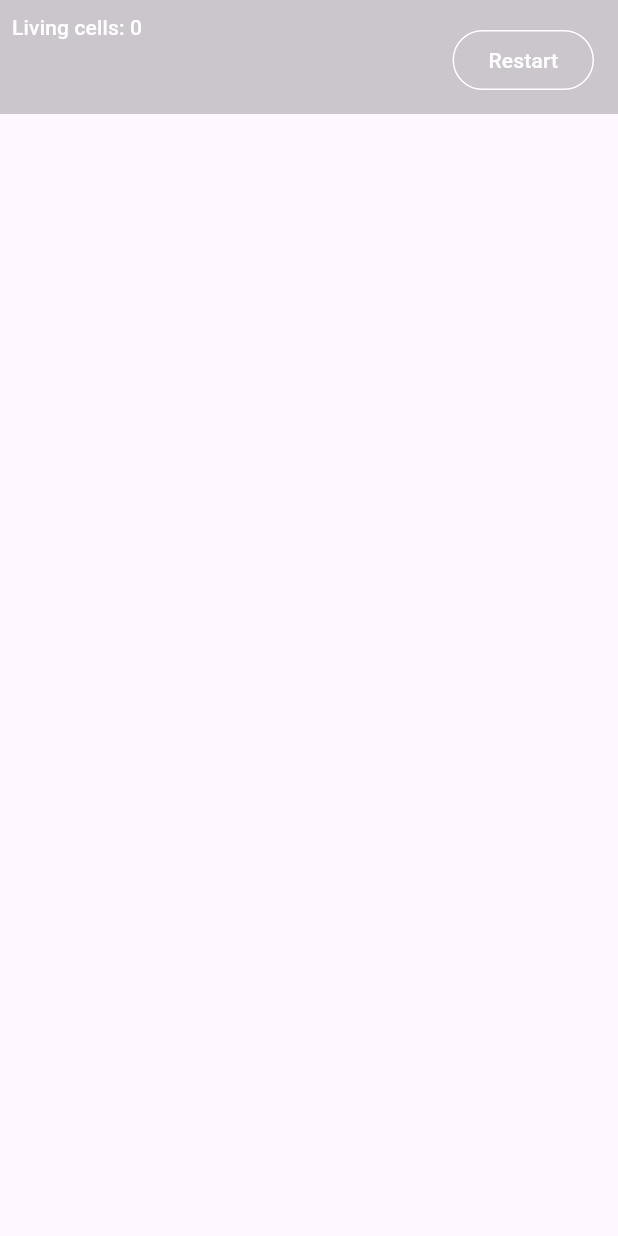
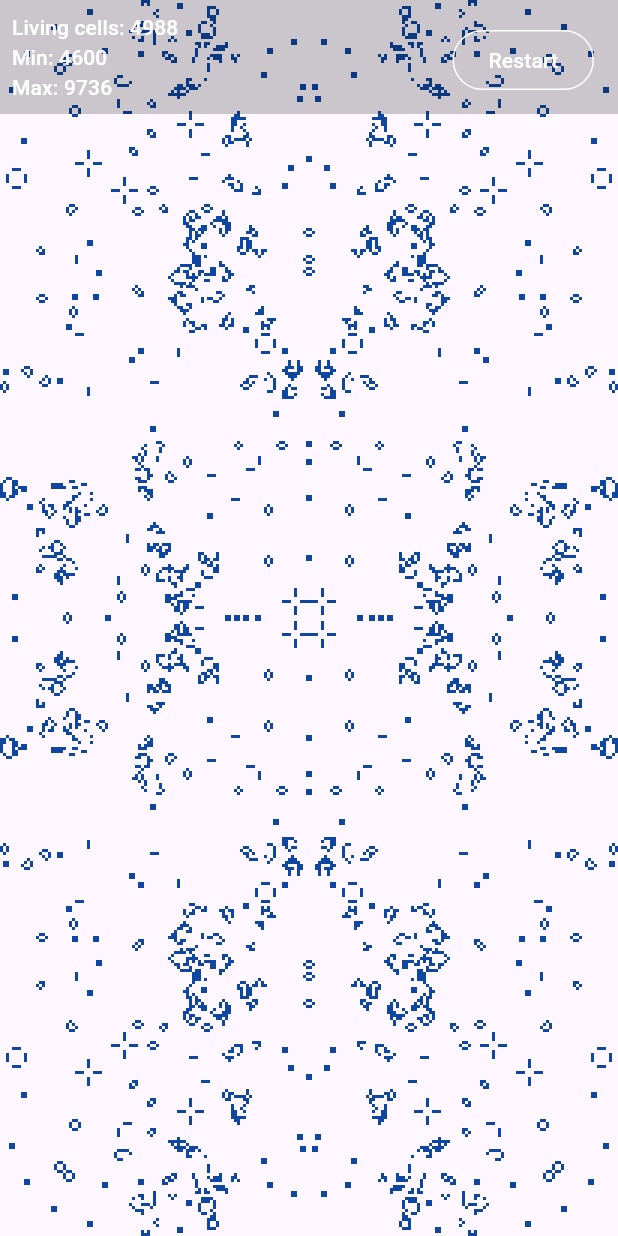
Before and after one commit to adgeg/life, a Flutter app: the screen it shows after launch, on a phone screen of 412 x 824 dp. Run offline on Flutter 3.47's test engine with Material 3 defaults, Android fonts, the phone set to English and light mode, and no system bars; our stand-ins replace equatable.

Commit message:
add other Array2D creations

```diff
--- a/lib/array_2d.dart
+++ b/lib/array_2d.dart
@@ -23,18 +23,23 @@ class Array2D extends Equatable {
     return array2d;
   }
 
-  factory Array2D.fromDataWithEdge(List<String> data, int edge) {
-    final array2d = Array2D(edge, edge);
-    for (var y = 0; y < data.length; y++) {
-      for (var x = 0; x < data[0].length; x++) {
-        array2d.set(x, y, data[y][x] == '1' ? 1 : 0);
-      }
-    }
-    return array2d;
+  factory Array2D.random(int width, int height) {
+    return Array2D._(List.generate(height, (y) => List.generate(width, (x) => Random().nextBool() ? 1 : 0)));
   }
 
-  factory Array2D.random(int width, int height){
-    return Array2D._(List.generate(height, (x) => List.generate(width, (y) => Random().nextBool() ? 1 : 0)));
+  factory Array2D.randomCentered(int width, int height) {
+    final widthThird = width ~/ 3;
+    final heightThird = height ~/ 3;
+
+    return Array2D._(List.generate(height, (y) {
+      if (y > heightThird && y < 2 * heightThird) {
+        return List.generate(width, (x) {
+          if (x > widthThird && x < 2 * widthThird) return Random().nextBool() ? 1 : 0;
+          return 0;
+        });
+      }
+      return List.generate(width, (x) => 0);
+    }));
   }
 
   int get count {
@@ -55,17 +60,17 @@ class Array2D extends Equatable {
   void set(int x, int y, double value) {
     final int newX, newY;
     if (x < 0) {
-      newX = width - 1;
+      newX = width + x;
     } else if (x >= width) {
-      newX = 0;
+      newX = x - width;
     } else {
       newX = x;
     }
 
     if (y < 0) {
-      newY = height - 1;
+      newY = height + y;
     } else if (y >= height) {
-      newY = 0;
+      newY = y - height;
     } else {
       newY = y;
     }
@@ -79,7 +84,21 @@ class Array2D extends Equatable {
       for (var x = 0; x < width; x++) {
         if (get(x, y) == 1) {
           newArray.set(x, y, 0);
-          newArray.set(x + 1, y, 1);
+          newArray.set(x - 1, y + 1, 1);
+        }
+      }
+    }
+    return newArray;
+  }
+
+  Array2D withFilledEdges() {
+    final newArray = Array2D(width, height);
+    for (var y = 0; y < height; y++) {
+      for (var x = 0; x < width; x++) {
+        if (y == 0 || y == height - 1 || x == 0 || x == width - 1) {
+          newArray.set(x, y, 1);
+        } else {
+          newArray.set(x, y, get(x, y));
         }
       }
     }
--- a/lib/main.dart
+++ b/lib/main.dart
@@ -50,7 +50,7 @@ class _MyHomePageState extends State<MyHomePage> {
     return SafeArea(
       child: Scaffold(
         body: StreamBuilder<Array2D>(
-          stream: counter(width ~/ cellEdge, height ~/ cellEdge),
+          stream: stream(width ~/ cellEdge, height ~/ cellEdge),
           builder: (BuildContext context, AsyncSnapshot<Array2D> snapshot) {
             final data = snapshot.data;
             if (data == null) return const SizedBox();
@@ -100,8 +100,9 @@ class _MyHomePageState extends State<MyHomePage> {
   }
 }
 
-Stream<Array2D> counter(int width, int height) async* {
-  Array2D array = Array2D.random(width, height);
+Stream<Array2D> stream(int width, int height) async* {
+  Array2D array = Array2D.randomCentered(width, height).withFilledEdges();
+  array = Array2D(width, height).withFilledEdges();
 
   while (true) {
     await Future.delayed(const Duration(milliseconds: 16));
```
